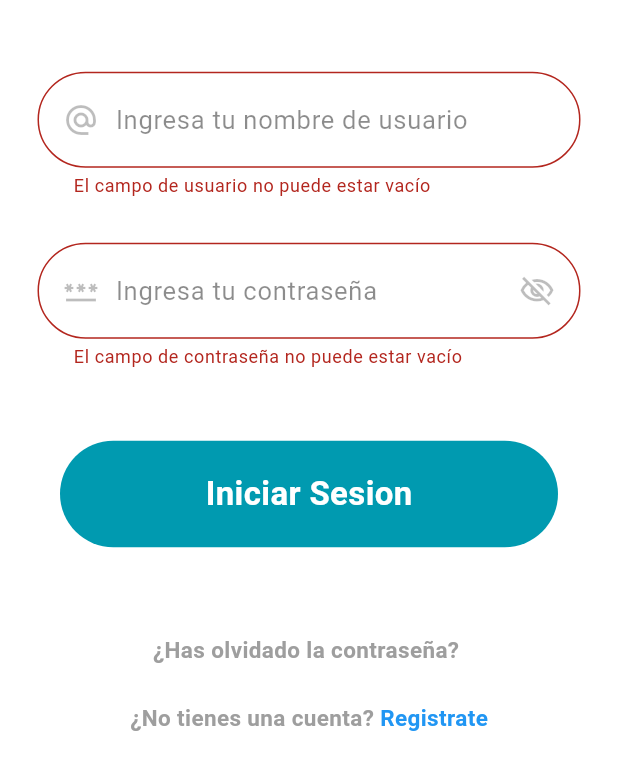
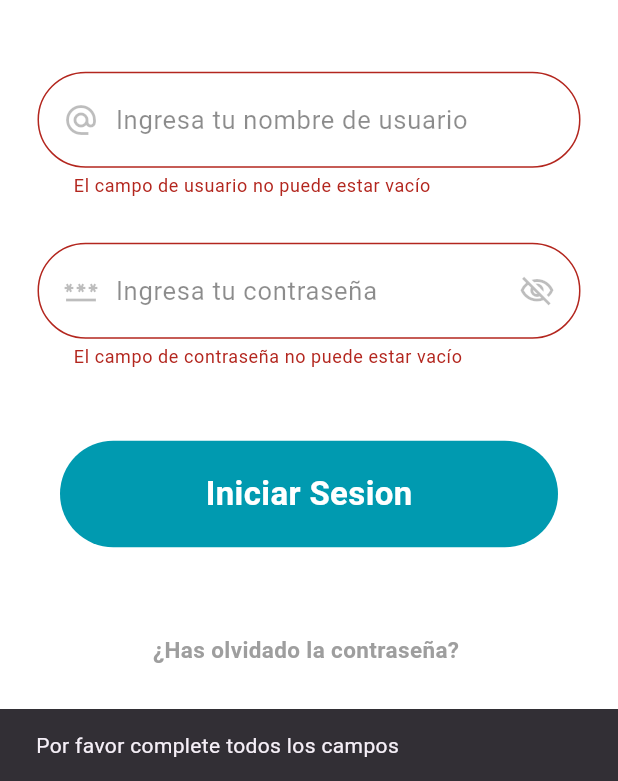
Before and after one commit to lduchi/Front-Family_Lost-FAAN, a Flutter app: the SignIn screen opened directly, after a tap on "Iniciar Sesion", on a phone screen of 412 x 824 dp, the part 455-1236 px from its top. Run offline on Flutter 3.47's test engine with Material 3 defaults, Android fonts, the light colour scheme and no system bars; our stand-ins replace awesome_notifications, cached_network_image, dio, flutter_bloc, fluttertoast, geocoding and 8 more; missing offline and left inert: jwt_decode_full, material_dialogs, stomp_dart_client; accounts and stored records are empty; project files that could hold a hidden picture were left out.

Commit message:
Update sign_in.dart
Actualizacion en codigo que controla el mensaje de notificaciones de contrasena o error en campos incompletos

```diff
--- a/lib/Screen/Sign_In_Up/sign_in.dart
+++ b/lib/Screen/Sign_In_Up/sign_in.dart
@@ -292,6 +292,7 @@ class _SignInState extends State<SignIn> {
     );
   }
 
+  //codigo que controla el mensaje de notificaciones de contrasena o error en campos incompletos
   Future<void> _login(loginRequest, BuildContext context) async {
     if (_formKey.currentState!.validate()) {
       loginRequest = AuthenticationRequest(
@@ -318,12 +319,22 @@ class _SignInState extends State<SignIn> {
           ),
         );
       } else {
+        // Mostrar mensaje de error si la autenticación falla
         ScaffoldMessenger.of(context).showSnackBar(
           const SnackBar(
             content: Text('Usuario o contraseña incorrectos'),
           ),
         );
       }
+    } else {
+      // Mostrar mensaje de error si la validación del formulario falla
+      ScaffoldMessenger.of(context).showSnackBar(
+        const SnackBar(
+          content: Text('Por favor complete todos los campos'),
+        ),
+      );
     }
   }
+
+  }
 }
```
